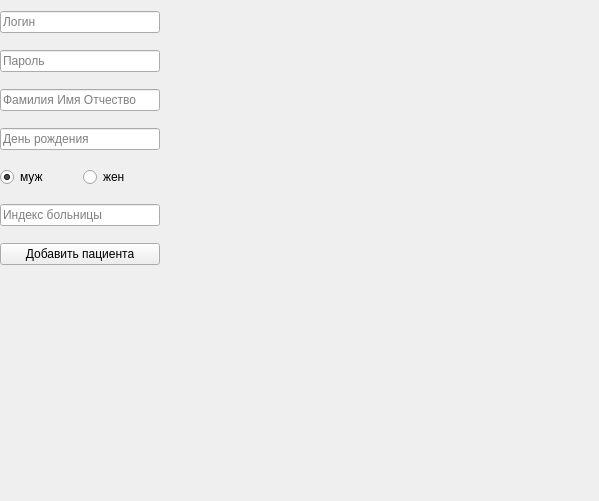
First picture: the form in client/gui/ui/reg_window.ui, repository Banifest/HospitalDB, before the edit.
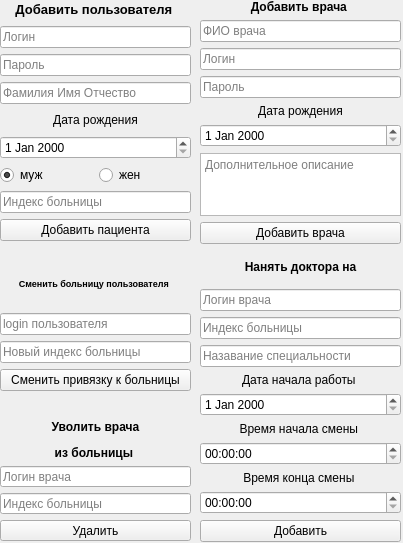
Second picture: the form after the edit.

What changed in the file:
```diff
--- a/client/gui/ui/reg_window.ui
+++ b/client/gui/ui/reg_window.ui
@@ -6,8 +6,8 @@
    <rect>
     <x>0</x>
     <y>0</y>
-    <width>599</width>
-    <height>501</height>
+       <width>403</width>
+       <height>543</height>
    </rect>
   </property>
   <property name="windowTitle">
@@ -18,39 +18,53 @@
     <rect>
      <x>0</x>
      <y>0</y>
-     <width>160</width>
-     <height>281</height>
+        <width>191</width>
+        <height>241</height>
     </rect>
    </property>
-   <layout class="QGridLayout" name="gridLayout" rowstretch="0,0,0,0,0,0,0">
+      <layout class="QGridLayout" name="gridLayout" rowstretch="0,0,0,0,0,0,0,0,0,0">
     <property name="sizeConstraint">
      <enum>QLayout::SetDefaultConstraint</enum>
     </property>
-    <item row="2" column="0" colspan="2">
-     <widget class="QLineEdit" name="user_fio_text_box">
+          <item row="9" column="0" colspan="2">
+              <widget class="QPushButton" name="add_patient_button">
       <property name="text">
-       <string/>
+          <string>Добавить пациента</string>
       </property>
-      <property name="placeholderText">
-       <string>Фамилия Имя Отчество</string>
-      </property>
-     </widget>
-    </item>
-    <item row="5" column="0" colspan="2">
+              </widget>
+          </item>
+          <item row="1" column="0" colspan="2">
+              <widget class="QLineEdit" name="user_login_text_box">
+                  <property name="placeholderText">
+                      <string>Логин</string>
+                  </property>
+              </widget>
+          </item>
+          <item row="6" column="1">
+              <widget class="QRadioButton" name="user_women_radio">
+                  <property name="text">
+                      <string>жен</string>
+                  </property>
+              </widget>
+          </item>
+          <item row="7" column="0" colspan="2">
      <widget class="QLineEdit" name="user_zip_text_box">
       <property name="placeholderText">
        <string>Индекс больницы</string>
       </property>
      </widget>
     </item>
-    <item row="0" column="0" colspan="2">
-     <widget class="QLineEdit" name="user_login_text_box">
+          <item row="3" column="0" colspan="2">
+              <widget class="QLineEdit" name="user_fio_text_box">
+                  <property name="text">
+                      <string/>
+                  </property>
       <property name="placeholderText">
-       <string>Логин</string>
+          <string>Фамилия Имя Отчество</string>
       </property>
      </widget>
     </item>
-    <item row="1" column="0" colspan="2">
+          <item row="2" column="0" colspan="2">
      <widget class="QLineEdit" name="user_password_text_box">
       <property name="echoMode">
        <enum>QLineEdit::Password</enum>
@@ -60,34 +74,273 @@
       </property>
      </widget>
     </item>
-    <item row="3" column="0" colspan="2">
-     <widget class="QLineEdit" name="user_birthday_text_box">
+          <item row="6" column="0" alignment="Qt::AlignLeft">
+              <widget class="QRadioButton" name="user_men_radio">
+                  <property name="text">
+                      <string>муж</string>
+                  </property>
+                  <property name="checked">
+                      <bool>true</bool>
+                  </property>
+              </widget>
+          </item>
+          <item row="0" column="0" colspan="2">
+              <widget class="QLabel" name="label">
+                  <property name="text">
+                      <string>&lt;html&gt;&lt;head/&gt;&lt;body&gt;&lt;p align=&quot;center&quot;&gt;&lt;span style=&quot;
+                          font-size:10pt; font-weight:600;&quot;&gt;Добавить пользователя&lt;/span&gt;&lt;/p&gt;&lt;/body&gt;&lt;/html&gt;
+                      </string>
+                  </property>
+              </widget>
+          </item>
+          <item row="5" column="0" colspan="2">
+              <widget class="QDateEdit" name="user_birthday"/>
+          </item>
+          <item row="4" column="0" colspan="2">
+              <widget class="QLabel" name="label_4">
+                  <property name="text">
+                      <string>&lt;html&gt;&lt;head/&gt;&lt;body&gt;&lt;p align=&quot;center&quot;&gt;Дата рождения&lt;/p&gt;&lt;/body&gt;&lt;/html&gt;</string>
+                  </property>
+              </widget>
+          </item>
+      </layout>
+  </widget>
+        <widget class="QWidget" name="gridLayoutWidget">
+            <property name="geometry">
+                <rect>
+                    <x>0</x>
+                    <y>260</y>
+                    <width>191</width>
+                    <height>131</height>
+                </rect>
+            </property>
+            <layout class="QGridLayout" name="gridLayout_2">
+                <item row="1" column="0">
+                    <widget class="QLabel" name="label_2">
+                        <property name="text">
+                            <string>&lt;html&gt;&lt;head/&gt;&lt;body&gt;&lt;p align=&quot;center&quot;&gt;&lt;span
+                                style=&quot; font-size:7pt; font-weight:600;&quot;&gt;Сменить больницу пользователя&lt;/span&gt;&lt;/p&gt;&lt;/body&gt;&lt;/html&gt;
+                            </string>
+                        </property>
+                    </widget>
+                </item>
+                <item row="5" column="0">
+                    <widget class="QPushButton" name="change_hospital_user">
+                        <property name="text">
+                            <string>Сменить привязку к больницы</string>
+                        </property>
+                    </widget>
+                </item>
+                <item row="4" column="0">
+                    <widget class="QLineEdit" name="new_zip_hospital_text_box">
       <property name="placeholderText">
-       <string>День рождения</string>
+          <string>Новый индекс больницы</string>
       </property>
      </widget>
     </item>
-    <item row="6" column="0" colspan="2">
-     <widget class="QPushButton" name="add_patient_button">
+                <item row="3" column="0">
+                    <widget class="QLineEdit" name="id_name_user_text_box">
+                        <property name="placeholderText">
+                            <string>login пользователя</string>
+                        </property>
+                    </widget>
+                </item>
+            </layout>
+        </widget>
+        <widget class="QWidget" name="gridLayoutWidget_2">
+            <property name="geometry">
+                <rect>
+                    <x>200</x>
+                    <y>0</y>
+                    <width>201</width>
+                    <height>244</height>
+                </rect>
+            </property>
+            <layout class="QGridLayout" name="gridLayout_3">
+                <item row="5" column="0">
+                    <widget class="QLabel" name="label_5">
       <property name="text">
-       <string>Добавить пациента</string>
+          <string>&lt;html&gt;&lt;head/&gt;&lt;body&gt;&lt;p align=&quot;center&quot;&gt;Дата рождения&lt;/p&gt;&lt;/body&gt;&lt;/html&gt;</string>
       </property>
      </widget>
     </item>
-    <item row="4" column="0" alignment="Qt::AlignLeft">
-     <widget class="QRadioButton" name="user_men_radio">
+                <item row="7" column="0">
+                    <widget class="QTextEdit" name="add_discription_doctor_text_box">
+                        <property name="placeholderText">
+                            <string>Дополнительное описание</string>
+                        </property>
+                    </widget>
+                </item>
+                <item row="4" column="0">
+                    <widget class="QLineEdit" name="add_password_doctor_text_box">
+                        <property name="placeholderText">
+                            <string>Пароль</string>
+                        </property>
+                    </widget>
+                </item>
+                <item row="2" column="0">
+                    <widget class="QLineEdit" name="add_fio_doctor_text_box">
+                        <property name="placeholderText">
+                            <string>ФИО врача</string>
+                        </property>
+                    </widget>
+                </item>
+                <item row="11" column="0">
+                    <widget class="QPushButton" name="create_doctor_button">
       <property name="text">
-       <string>муж</string>
+          <string>Добавить врача</string>
       </property>
-      <property name="checked">
-       <bool>true</bool>
+                    </widget>
+                </item>
+                <item row="3" column="0">
+                    <widget class="QLineEdit" name="add_login_doctor_text_box">
+                        <property name="placeholderText">
+                            <string>Логин</string>
       </property>
      </widget>
     </item>
-    <item row="4" column="1">
-     <widget class="QRadioButton" name="user_women_radio">
+                <item row="6" column="0">
+                    <widget class="QDateEdit" name="add_date_birthday_text_box"/>
+                </item>
+                <item row="1" column="0">
+                    <widget class="QLabel" name="label_3">
       <property name="text">
-       <string>жен</string>
+          <string>&lt;html&gt;&lt;head/&gt;&lt;body&gt;&lt;p align=&quot;center&quot;&gt;&lt;span style=&quot;
+              font-weight:600;&quot;&gt;Добавить врача&lt;/span&gt;&lt;/p&gt;&lt;/body&gt;&lt;/html&gt;
+          </string>
+      </property>
+                    </widget>
+                </item>
+            </layout>
+        </widget>
+        <widget class="QWidget" name="gridLayoutWidget_3">
+            <property name="geometry">
+                <rect>
+                    <x>200</x>
+                    <y>260</y>
+                    <width>201</width>
+                    <height>282</height>
+                </rect>
+            </property>
+            <layout class="QGridLayout" name="gridLayout_4">
+                <item row="14" column="0">
+                    <widget class="QPushButton" name="take_button">
+                        <property name="text">
+                            <string>Добавить</string>
+                        </property>
+                    </widget>
+                </item>
+                <item row="6" column="0">
+                    <widget class="QLineEdit" name="take_special_doctor_text_box">
+                        <property name="text">
+                            <string/>
+                        </property>
+                        <property name="placeholderText">
+                            <string>Назавание специальности</string>
+                        </property>
+                    </widget>
+                </item>
+                <item row="4" column="0">
+                    <widget class="QLineEdit" name="take_login_doctor_text_box">
+                        <property name="placeholderText">
+                            <string>Логин врача</string>
+                        </property>
+                    </widget>
+                </item>
+                <item row="9" column="0">
+                    <widget class="QDateEdit" name="take_doctor_date_being_work"/>
+                </item>
+                <item row="8" column="0">
+                    <widget class="QLabel" name="label_6">
+                        <property name="text">
+                            <string>&lt;html&gt;&lt;head/&gt;&lt;body&gt;&lt;p align=&quot;center&quot;&gt;Дата начала
+                                работы&lt;/p&gt;&lt;/body&gt;&lt;/html&gt;
+                            </string>
+                        </property>
+                    </widget>
+                </item>
+                <item row="11" column="0">
+                    <widget class="QTimeEdit" name="take_doctor_time_begin"/>
+                </item>
+                <item row="13" column="0">
+                    <widget class="QTimeEdit" name="take_doctor_time_end"/>
+                </item>
+                <item row="10" column="0">
+                    <widget class="QLabel" name="label_8">
+                        <property name="text">
+                            <string>&lt;html&gt;&lt;head/&gt;&lt;body&gt;&lt;p align=&quot;center&quot;&gt;Время начала
+                                смены&lt;/p&gt;&lt;/body&gt;&lt;/html&gt;
+                            </string>
+                        </property>
+                    </widget>
+                </item>
+                <item row="12" column="0">
+                    <widget class="QLabel" name="label_9">
+                        <property name="text">
+                            <string>&lt;html&gt;&lt;head/&gt;&lt;body&gt;&lt;p align=&quot;center&quot;&gt;Время конца
+                                смены&lt;/p&gt;&lt;/body&gt;&lt;/html&gt;
+                            </string>
+                        </property>
+                    </widget>
+                </item>
+                <item row="3" column="0">
+                    <widget class="QLabel" name="label_7">
+                        <property name="text">
+                            <string>&lt;html&gt;&lt;head/&gt;&lt;body&gt;&lt;p align=&quot;center&quot;&gt;&lt;span
+                                style=&quot; font-weight:600;&quot;&gt;Нанять доктора на&lt;/span&gt;&lt;/p&gt;&lt;p
+                                align=&quot;center&quot;&gt;&lt;span style=&quot; font-weight:600;&quot;&gt;работу в
+                                больницу&lt;/span&gt;&lt;/p&gt;&lt;/body&gt;&lt;/html&gt;
+                            </string>
+                        </property>
+                    </widget>
+                </item>
+                <item row="5" column="0">
+                    <widget class="QLineEdit" name="take_zip_doctor_text_box">
+                        <property name="placeholderText">
+                            <string>Индекс больницы</string>
+                        </property>
+                    </widget>
+                </item>
+            </layout>
+        </widget>
+        <widget class="QWidget" name="gridLayoutWidget_4">
+            <property name="geometry">
+                <rect>
+                    <x>0</x>
+                    <y>420</y>
+                    <width>191</width>
+                    <height>121</height>
+                </rect>
+            </property>
+            <layout class="QGridLayout" name="del_login_text_box">
+                <item row="4" column="0">
+                    <widget class="QPushButton" name="del_button">
+                        <property name="text">
+                            <string>Удалить</string>
+                        </property>
+                    </widget>
+                </item>
+                <item row="0" column="0" rowspan="2">
+                    <widget class="QLabel" name="label_10">
+                        <property name="text">
+                            <string>&lt;html&gt;&lt;head/&gt;&lt;body&gt;&lt;p align=&quot;center&quot;&gt;&lt;span
+                                style=&quot; font-weight:600;&quot;&gt;Уволить врача&lt;/span&gt;&lt;/p&gt;&lt;p align=&quot;center&quot;&gt;&lt;span
+                                style=&quot; font-weight:600;&quot;&gt;из больницы&lt;/span&gt;&lt;/p&gt;&lt;/body&gt;&lt;/html&gt;
+                            </string>
+                        </property>
+                    </widget>
+                </item>
+                <item row="2" column="0">
+                    <widget class="QLineEdit" name="lineEdit_6">
+                        <property name="placeholderText">
+                            <string>Логин врача</string>
+                        </property>
+                    </widget>
+                </item>
+                <item row="3" column="0">
+                    <widget class="QLineEdit" name="del_password_text_box">
+                        <property name="placeholderText">
+                            <string>Индекс больницы</string>
       </property>
      </widget>
     </item>
```
Left out of the diff: 4 changed lines with no effect on the pictures.
